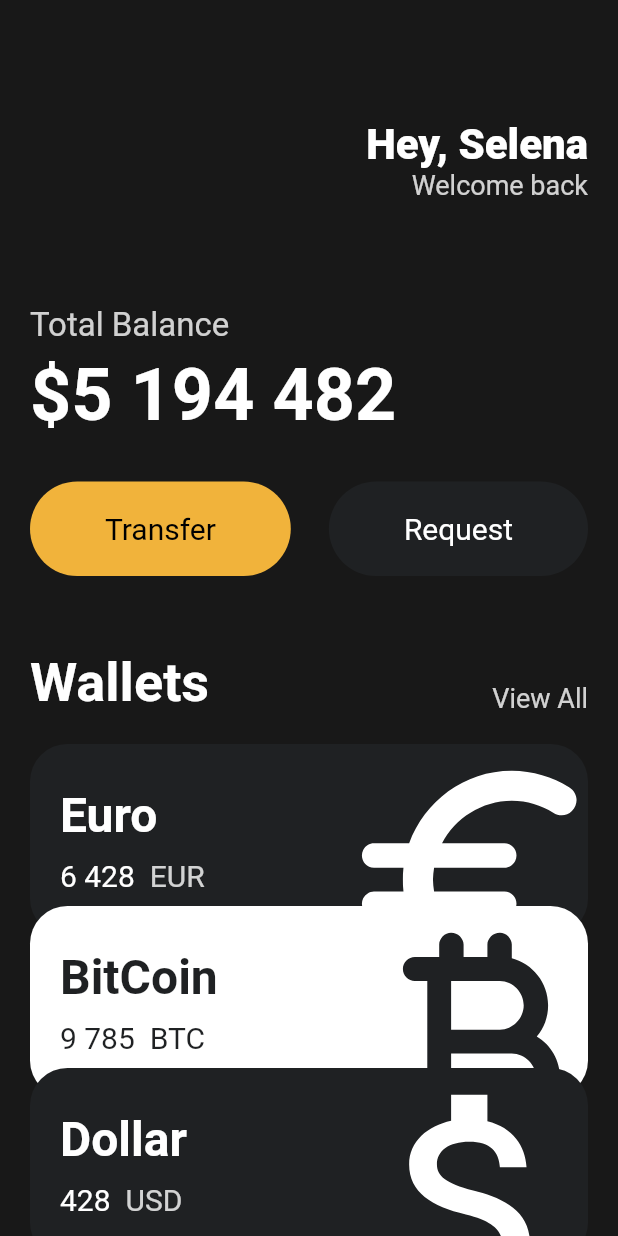
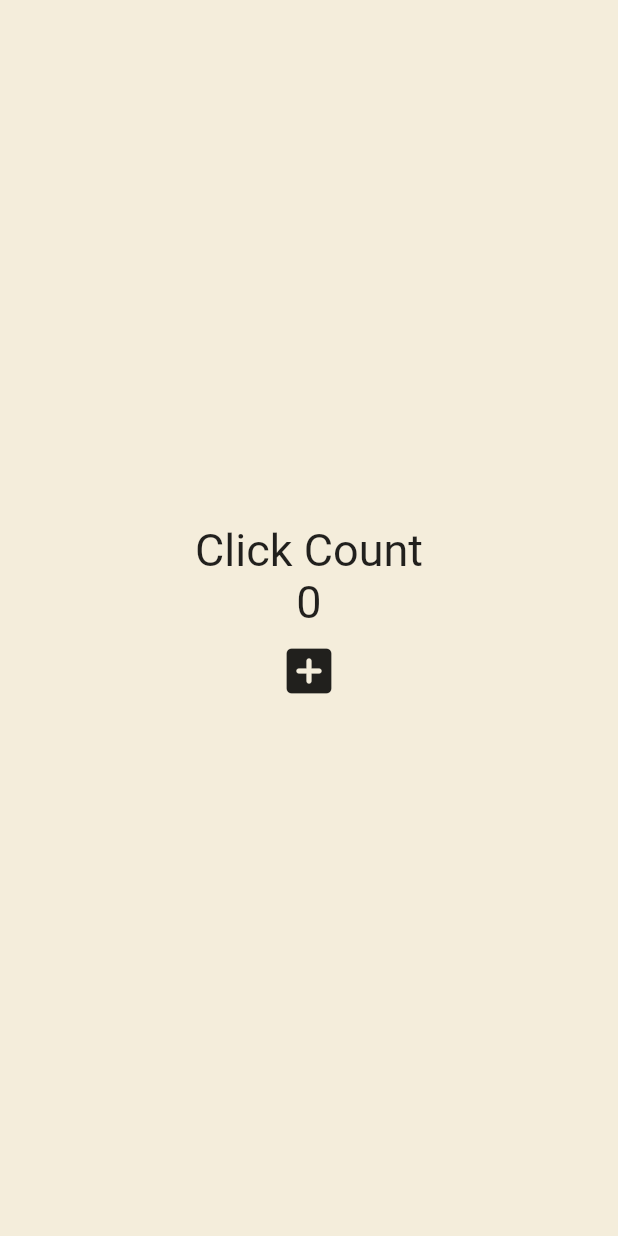
Before and after one commit to ketchup0211/Nomad_Flutter, a Flutter app: the screen it shows after launch, on a phone screen of 412 x 824 dp. Run offline on Flutter 3.47's test engine with Material 2 defaults, Android fonts, the phone set to English and light mode, and no system bars.

Commit message:
Flutter First Interactive App

```diff
--- a/toonflix/lib/main.dart
+++ b/toonflix/lib/main.dart
@@ -1,6 +1,4 @@
 import 'package:flutter/material.dart';
-import 'widgets/button.dart';
-import 'widgets/card.dart';
 
 void main() {
   runApp(const App());
@@ -15,136 +13,42 @@ class App extends StatefulWidget {
 
 class _AppState extends State<App> {
   int counter = 0;
+
+  void onClicked() {
+    setState(() {
+      counter++;
+    });
+  }
+
   @override
   Widget build(BuildContext context) {
     return MaterialApp(
       home: Scaffold(
-        backgroundColor: const Color(0xff181818),
-        body: SingleChildScrollView(
-          child: Padding(
-            padding: const EdgeInsets.symmetric(
-              horizontal: 20,
-            ),
+        backgroundColor: const Color(0xFFF4EDDB),
+        body: Center(
           child: Column(
-              crossAxisAlignment: CrossAxisAlignment.start,
-              children: [
-                const SizedBox(
-                  height: 80,
-                ),
-                Row(
-                  mainAxisAlignment: MainAxisAlignment.end,
-                  children: [
-                    Column(
-                      crossAxisAlignment: CrossAxisAlignment.end,
+            mainAxisAlignment: MainAxisAlignment.center,
             children: [
               const Text(
-                          'Hey, Selena',
+                'Click Count',
                 style: TextStyle(
-                            color: Colors.white,
-                            fontSize: 28,
-                            fontWeight: FontWeight.w800,
+                  fontSize: 30,
                 ),
               ),
               Text(
-                          'Welcome back',
-                          style: TextStyle(
-                            color: Colors.white.withOpacity(0.8),
-                            fontSize: 18,
+                "$counter",
+                style: const TextStyle(
+                  fontSize: 30,
+                ),
+              ),
+              IconButton(
+                iconSize: 40,
+                onPressed: onClicked,
+                icon: const Icon(
+                  Icons.add_box_rounded,
                 ),
               ),
             ],
-                    ),
-                  ],
-                ),
-                const SizedBox(
-                  height: 70,
-                ),
-                Text(
-                  'Total Balance',
-                  style: TextStyle(
-                    color: Colors.white.withOpacity(0.8),
-                    fontSize: 22,
-                  ),
-                ),
-                const SizedBox(
-                  height: 5,
-                ),
-                const Text(
-                  '\$5 194 482',
-                  style: TextStyle(
-                    color: Colors.white,
-                    fontSize: 48,
-                    fontWeight: FontWeight.w600,
-                  ),
-                ),
-                const SizedBox(
-                  height: 30,
-                ),
-                const Row(
-                  mainAxisAlignment: MainAxisAlignment.spaceBetween,
-                  children: [
-                    Button(
-                      text: 'Transfer',
-                      textColor: Colors.black,
-                      bgColor: Color(0xFFF1B33B),
-                    ),
-                    Button(
-                      text: 'Request',
-                      textColor: Colors.white,
-                      bgColor: Color(0xFF1f2123),
-                    ),
-                  ],
-                ),
-                const SizedBox(
-                  height: 50,
-                ),
-                Row(
-                  crossAxisAlignment: CrossAxisAlignment.end,
-                  mainAxisAlignment: MainAxisAlignment.spaceBetween,
-                  children: [
-                    const Text(
-                      'Wallets',
-                      style: TextStyle(
-                        fontSize: 36,
-                        color: Colors.white,
-                        fontWeight: FontWeight.w600,
-                      ),
-                    ),
-                    Text(
-                      'View All',
-                      style: TextStyle(
-                        fontSize: 18,
-                        color: Colors.white.withOpacity(0.8),
-                      ),
-                    ),
-                  ],
-                ),
-                const SizedBox(
-                  height: 20,
-                ),
-                const CurrencyCard(
-                  name: "Euro",
-                  code: "EUR",
-                  amount: "6 428",
-                  icon: Icons.euro_rounded,
-                  order: 0,
-                ),
-                const CurrencyCard(
-                  name: "BitCoin",
-                  code: "BTC",
-                  amount: "9 785",
-                  icon: Icons.currency_bitcoin_rounded,
-                  order: 1,
-                ),
-                const CurrencyCard(
-                  name: "Dollar",
-                  code: "USD",
-                  amount: "428",
-                  icon: Icons.attach_money_outlined,
-                  order: 2,
-                ),
-              ],
-            ),
           ),
         ),
       ),
```
Lines whose indentation alone changed are shown as unchanged.
